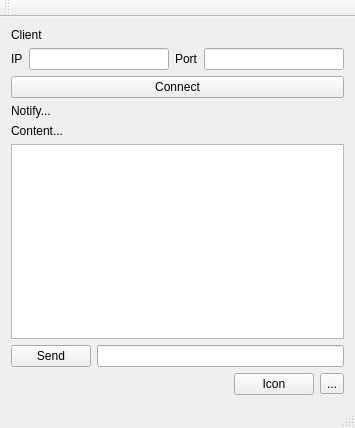
Above: chatclient.ui from tainguyen12345/TrainingC-G6 before the change. Below: the same form after it.
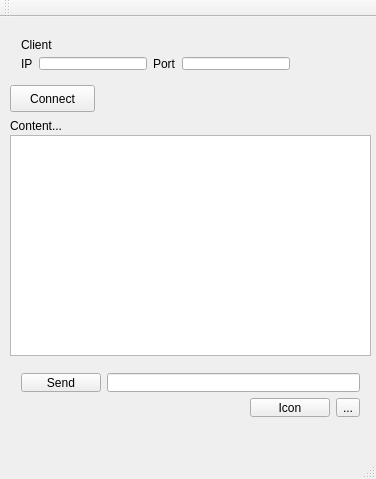
That is the form after the change.

Commit message: Refs Task UI CLient

Patch:
```diff
--- a/chatclient.ui
+++ b/chatclient.ui
@@ -6,72 +6,37 @@
    <rect>
     <x>0</x>
     <y>0</y>
-    <width>355</width>
-    <height>428</height>
+    <width>376</width>
+    <height>479</height>
    </rect>
   </property>
   <property name="windowTitle">
    <string>ChatClient</string>
   </property>
   <widget class="QWidget" name="centralWidget">
-   <layout class="QGridLayout" name="gridLayout">
-    <item row="0" column="0">
-     <layout class="QVBoxLayout" name="verticalLayout">
-      <item>
-       <widget class="QLabel" name="label">
-        <property name="text">
-         <string>Client</string>
-        </property>
-       </widget>
-      </item>
-      <item>
-       <layout class="QHBoxLayout" name="horizontalLayout">
-        <item>
-         <widget class="QLabel" name="label_2">
-          <property name="text">
-           <string>IP</string>
-          </property>
-         </widget>
-        </item>
-        <item>
-         <widget class="QLineEdit" name="editIP"/>
-        </item>
-        <item>
-         <widget class="QLabel" name="label_3">
-          <property name="text">
-           <string>Port</string>
-          </property>
-         </widget>
-        </item>
-        <item>
-         <widget class="QLineEdit" name="editport1"/>
-        </item>
-       </layout>
-      </item>
-      <item>
        <widget class="QPushButton" name="btnconnect">
+    <property name="geometry">
+     <rect>
+      <x>10</x>
+      <y>68</y>
+      <width>85</width>
+      <height>27</height>
+     </rect>
+    </property>
         <property name="text">
          <string>Connect</string>
         </property>
        </widget>
-      </item>
-      <item>
-       <widget class="QLabel" name="label_4">
-        <property name="text">
-         <string>Notify...</string>
-        </property>
-       </widget>
-      </item>
-      <item>
-       <widget class="QLabel" name="label_5">
-        <property name="text">
-         <string>Content...</string>
-        </property>
-       </widget>
-      </item>
-      <item>
-       <widget class="QTextEdit" name="editchat"/>
-      </item>
+   <widget class="QWidget" name="">
+    <property name="geometry">
+     <rect>
+      <x>10</x>
+      <y>345</y>
+      <width>361</width>
+      <height>66</height>
+     </rect>
+    </property>
+    <layout class="QVBoxLayout" name="verticalLayout">
       <item>
        <layout class="QHBoxLayout" name="horizontalLayout_3">
         <item>
@@ -122,8 +87,86 @@
        </layout>
       </item>
      </layout>
-    </item>
-   </layout>
+   </widget>
+   <widget class="QLabel" name="label_4">
+    <property name="geometry">
+     <rect>
+      <x>10</x>
+      <y>101</y>
+      <width>356</width>
+      <height>17</height>
+     </rect>
+    </property>
+    <property name="text">
+     <string/>
+    </property>
+   </widget>
+   <widget class="QTextEdit" name="editchat">
+    <property name="geometry">
+     <rect>
+      <x>10</x>
+      <y>118</y>
+      <width>361</width>
+      <height>221</height>
+     </rect>
+    </property>
+   </widget>
+   <widget class="QLabel" name="label_5">
+    <property name="geometry">
+     <rect>
+      <x>10</x>
+      <y>100</y>
+      <width>67</width>
+      <height>17</height>
+     </rect>
+    </property>
+    <property name="text">
+     <string>Content...</string>
+    </property>
+   </widget>
+   <widget class="QWidget" name="">
+    <property name="geometry">
+     <rect>
+      <x>10</x>
+      <y>10</y>
+      <width>364</width>
+      <height>54</height>
+     </rect>
+    </property>
+    <layout class="QFormLayout" name="formLayout">
+     <item row="0" column="0">
+      <widget class="QLabel" name="label">
+       <property name="text">
+        <string>Client</string>
+       </property>
+      </widget>
+     </item>
+     <item row="1" column="0">
+      <layout class="QHBoxLayout" name="horizontalLayout">
+       <item>
+        <widget class="QLabel" name="label_2">
+         <property name="text">
+          <string>IP</string>
+         </property>
+        </widget>
+       </item>
+       <item>
+        <widget class="QLineEdit" name="editIP"/>
+       </item>
+       <item>
+        <widget class="QLabel" name="label_3">
+         <property name="text">
+          <string>Port</string>
+         </property>
+        </widget>
+       </item>
+       <item>
+        <widget class="QLineEdit" name="editport1"/>
+       </item>
+      </layout>
+     </item>
+    </layout>
+   </widget>
   </widget>
   <widget class="QMenuBar" name="menuBar">
    <property name="geometry">
```
Left out of the diff: 1 changed line with no effect on the pictures. Lines whose indentation alone changed are shown as unchanged. The commit also changes 1 other file.
